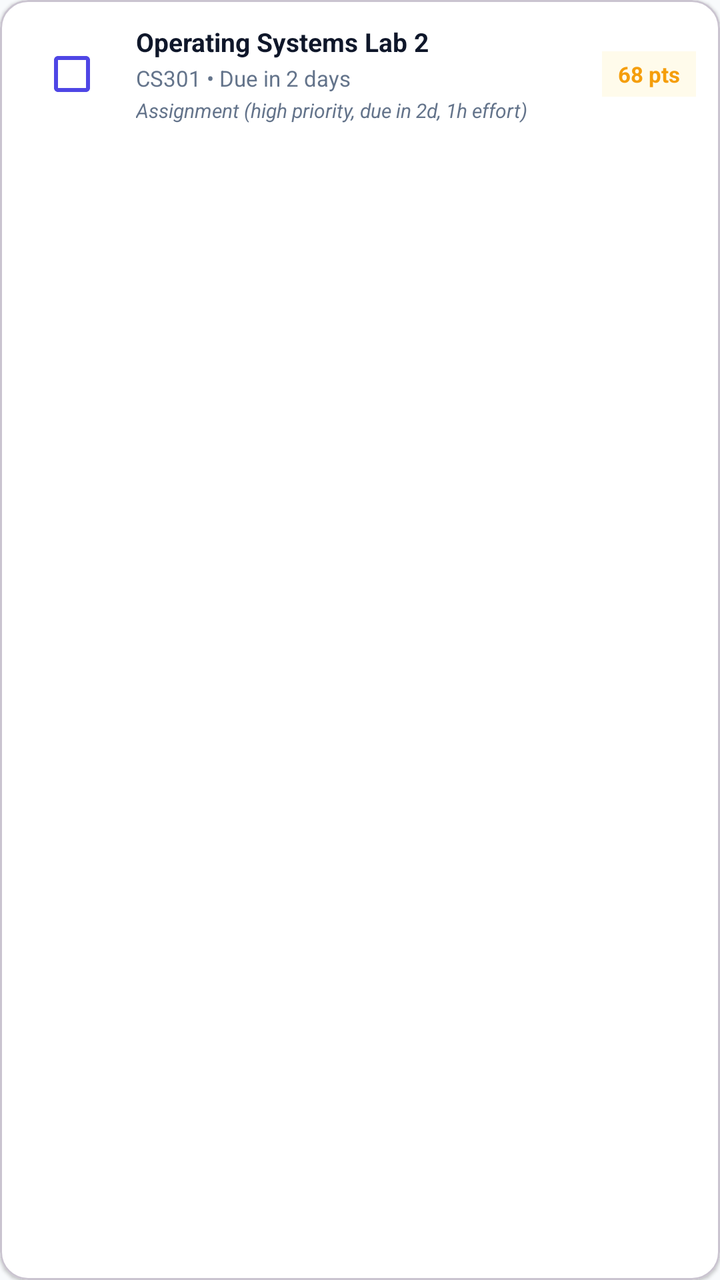
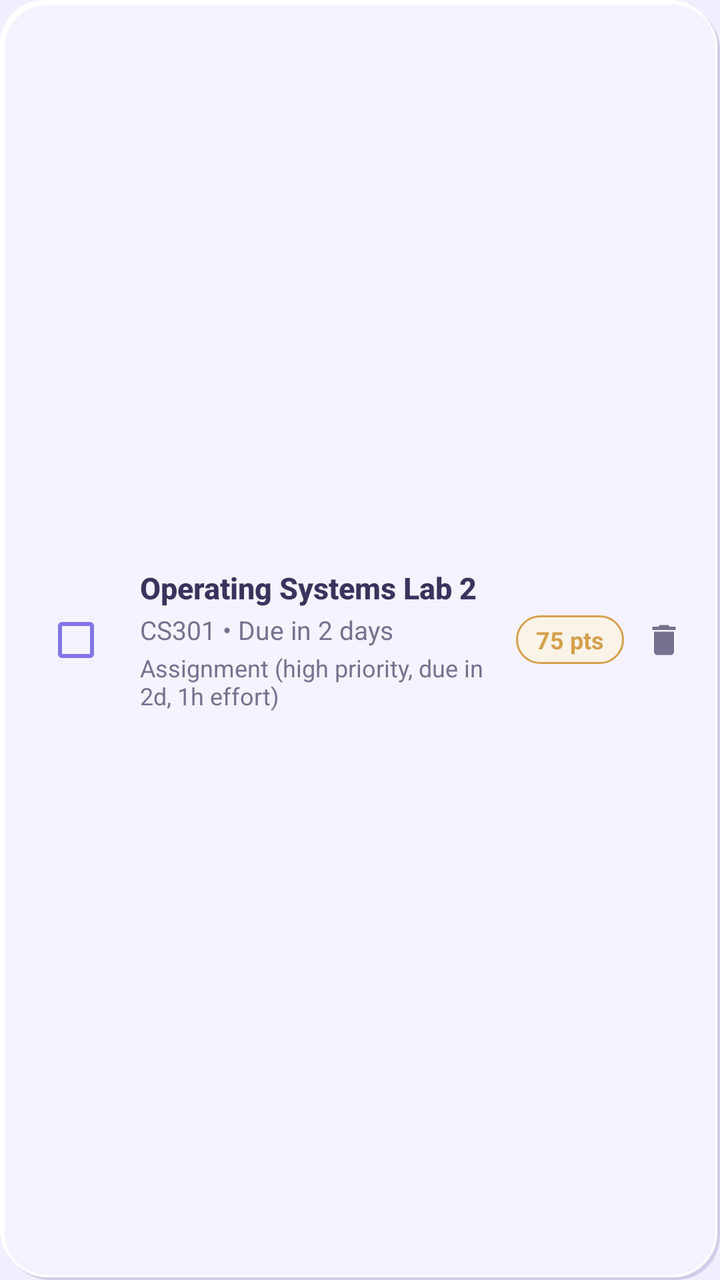

The first picture is an Android layout as it rendered before a commit; the second is the same layout after the commit. The layout source and the unified diff follow.
<!-- AndroidManifest.xml: application theme Theme.AcademiaLife -->
<!-- res/layout/item_task.xml -->
<?xml version="1.0" encoding="utf-8"?>
<com.google.android.material.card.MaterialCardView xmlns:android="http://schemas.android.com/apk/res/android"
    xmlns:app="http://schemas.android.com/apk/res-auto"
    android:layout_width="match_parent"
    android:layout_height="wrap_content"
    android:layout_marginBottom="8dp"
    app:cardBackgroundColor="@color/white"
    app:cardCornerRadius="14dp"
    app:cardElevation="1dp">

    <LinearLayout
        android:layout_width="match_parent"
        android:layout_height="wrap_content"
        android:gravity="center_vertical"
        android:orientation="horizontal"
        android:padding="12dp">

        <CheckBox
            android:id="@+id/cbTaskCompleted"
            android:layout_width="wrap_content"
            android:layout_height="wrap_content"
            android:buttonTint="@color/brand_primary" />

        <LinearLayout
            android:layout_width="0dp"
            android:layout_height="wrap_content"
            android:layout_marginStart="8dp"
            android:layout_weight="1"
            android:orientation="vertical">

            <TextView
                android:id="@+id/tvTaskTitle"
                android:layout_width="match_parent"
                android:layout_height="wrap_content"
                android:text="Operating Systems Lab 2"
                android:textColor="@color/slate_900"
                android:textSize="13sp"
                android:textStyle="bold" />

            <TextView
                android:id="@+id/tvTaskSubject"
                android:layout_width="match_parent"
                android:layout_height="wrap_content"
                android:layout_marginTop="2dp"
                android:text="CS301 • Due in 2 days"
                android:textColor="@color/slate_500"
                android:textSize="11sp" />

            <TextView
                android:id="@+id/tvPriorityReason"
                android:layout_width="match_parent"
                android:layout_height="wrap_content"
                android:layout_marginTop="2dp"
                android:text="Assignment (high priority, due in 2d, 1h effort)"
                android:textColor="@color/slate_500"
                android:textSize="10sp"
                android:textStyle="italic" />
        </LinearLayout>

        <TextView
            android:id="@+id/tvPriorityBadge"
            android:layout_width="wrap_content"
            android:layout_height="wrap_content"
            android:layout_marginStart="8dp"
            android:background="@color/status_warning_bg"
            android:paddingHorizontal="8dp"
            android:paddingVertical="4dp"
            android:text="68 pts"
            android:textColor="@color/status_warning"
            android:textSize="11sp"
            android:textStyle="bold" />

    </LinearLayout>
</com.google.android.material.card.MaterialCardView>
<!-- resources referenced by this layout -->
<resources>
  <color name="brand_primary">#4F46E5</color>
  <color name="slate_500">#64748B</color>
  <color name="slate_900">#0F172A</color>
  <color name="status_warning">#F59E0B</color>
  <color name="status_warning_bg">#FFFBEB</color>
  <style name="Theme.AcademiaLife" parent="Theme.Material3.DayNight.NoActionBar">
          
          <item name="colorPrimary">@color/brand_primary</item>
          <item name="colorOnPrimary">@color/white</item>
          <item name="colorPrimaryContainer">@color/slate_100</item>
          <item name="colorOnPrimaryContainer">@color/slate_900</item>
          
          <item name="colorSecondary">@color/brand_secondary</item>
          <item name="colorOnSecondary">@color/white</item>
          
          <item name="android:statusBarColor">@color/slate_900</item>
          <item name="android:windowLightStatusBar">false</item>
          <item name="android:windowBackground">@color/slate_50</item>
      </style>
  <color name="slate_100">#F1F5F9</color>
  <color name="brand_secondary">#06B6D4</color>
  <color name="slate_50">#F8FAFC</color>
  <!-- unchanged entries left out for length: 1 -->
</resources>

<!-- the commit's change to res/layout/item_task.xml (unified diff, before → after) -->
@@ -1,74 +1,81 @@
 <?xml version="1.0" encoding="utf-8"?>
-<com.google.android.material.card.MaterialCardView xmlns:android="http://schemas.android.com/apk/res/android"
+<LinearLayout xmlns:android="http://schemas.android.com/apk/res/android"
     xmlns:app="http://schemas.android.com/apk/res-auto"
     android:layout_width="match_parent"
     android:layout_height="wrap_content"
-    android:layout_marginBottom="8dp"
-    app:cardBackgroundColor="@color/white"
-    app:cardCornerRadius="14dp"
-    app:cardElevation="1dp">
+    android:layout_marginBottom="10dp"
+    android:background="@drawable/bg_neumorphic_card"
+    android:gravity="center_vertical"
+    android:orientation="horizontal"
+    android:padding="14dp">
+
+    <CheckBox
+        android:id="@+id/cbTaskCompleted"
+        android:layout_width="wrap_content"
+        android:layout_height="wrap_content"
+        android:buttonTint="@color/brand_primary" />
 
     <LinearLayout
-        android:layout_width="match_parent"
+        android:layout_width="0dp"
         android:layout_height="wrap_content"
-        android:gravity="center_vertical"
-        android:orientation="horizontal"
-        android:padding="12dp">
+        android:layout_marginStart="8dp"
+        android:layout_weight="1"
+        android:orientation="vertical">
 
-        <CheckBox
-            android:id="@+id/cbTaskCompleted"
+        <TextView
+            android:id="@+id/tvTaskTitle"
+            android:layout_width="match_parent"
+            android:layout_height="wrap_content"
+            android:text="Operating Systems Lab 2"
+            android:textColor="@color/text_primary"
+            android:textSize="15sp"
+            android:fontFamily="sans-serif-medium"
+            android:textStyle="bold" />
+
+        <TextView
+            android:id="@+id/tvTaskSubject"
+            android:layout_width="match_parent"
+            android:layout_height="wrap_content"
+            android:layout_marginTop="2dp"
+            android:text="CS301 • Due in 2 days"
+            android:textColor="@color/text_secondary"
+            android:textSize="13sp" />
+
+        <TextView
+            android:id="@+id/tvPriorityReason"
+            android:layout_width="match_parent"
+            android:layout_height="wrap_content"
+            android:layout_marginTop="2dp"
+            android:text="Assignment (high priority, due in 2d, 1h effort)"
+            android:textColor="@color/text_muted"
+            android:textSize="12sp" />
+    </LinearLayout>
+
+    <LinearLayout
+        android:layout_width="wrap_content"
+        android:layout_height="wrap_content"
+        android:gravity="end|center_vertical"
+        android:orientation="horizontal">
+
+        <TextView
+            android:id="@+id/tvPriorityScore"
             android:layout_width="wrap_content"
             android:layout_height="wrap_content"
-            android:buttonTint="@color/brand_primary" />
-
-        <LinearLayout
-            android:layout_width="0dp"
-            android:layout_height="wrap_content"
-            android:layout_marginStart="8dp"
-            android:layout_weight="1"
-            android:orientation="vertical">
-
-            <TextView
-                android:id="@+id/tvTaskTitle"
-                android:layout_width="match_parent"
-                android:layout_height="wrap_content"
-                android:text="Operating Systems Lab 2"
-                android:textColor="@color/slate_900"
-                android:textSize="13sp"
-                android:textStyle="bold" />
-
-            <TextView
-                android:id="@+id/tvTaskSubject"
-                android:layout_width="match_parent"
-                android:layout_height="wrap_content"
-                android:layout_marginTop="2dp"
-                android:text="CS301 • Due in 2 days"
-                android:textColor="@color/slate_500"
-                android:textSize="11sp" />
-
-            <TextView
-                android:id="@+id/tvPriorityReason"
-                android:layout_width="match_parent"
-                android:layout_height="wrap_content"
-                android:layout_marginTop="2dp"
-                android:text="Assignment (high priority, due in 2d, 1h effort)"
-                android:textColor="@color/slate_500"
-                android:textSize="10sp"
-                android:textStyle="italic" />
-        </LinearLayout>
-
-        <TextView
-            android:id="@+id/tvPriorityBadge"
-            android:layout_width="wrap_content"
-            android:layout_height="wrap_content"
-            android:layout_marginStart="8dp"
-            android:background="@color/status_warning_bg"
-            android:paddingHorizontal="8dp"
-            android:paddingVertical="4dp"
-            android:text="68 pts"
+            android:layout_marginEnd="6dp"
+            android:background="@drawable/bg_pill_warning"
+            android:text="75 pts"
             android:textColor="@color/status_warning"
-            android:textSize="11sp"
+            android:textSize="12sp"
             android:textStyle="bold" />
 
+        <ImageView
+            android:id="@+id/btnDeleteTask"
+            android:layout_width="28dp"
+            android:layout_height="28dp"
+            android:clickable="true"
+            android:focusable="true"
+            android:padding="4dp"
+            android:src="@drawable/ic_delete"
+            app:tint="@color/text_muted" />
     </LinearLayout>
-</com.google.android.material.card.MaterialCardView>
+</LinearLayout>
<!-- resource entries referenced after the edit -->
@@ -1,27 +1,114 @@
 <!-- resources referenced by this layout -->
 <resources>
-  <color name="brand_primary">#4F46E5</color>
-  <color name="slate_500">#64748B</color>
-  <color name="slate_900">#0F172A</color>
-  <color name="status_warning">#F59E0B</color>
-  <color name="status_warning_bg">#FFFBEB</color>
+  <color name="brand_primary">#8175E5</color>
+  <color name="status_warning">#D6A04D</color>
+  <color name="text_muted">#77718F</color>
+  <color name="text_primary">#39345D</color>
+  <color name="text_secondary">#77718F</color>
+  <!-- drawable bg_neumorphic_card (drawable) -->
+  <?xml version="1.0" encoding="utf-8"?>
+  <layer-list xmlns:android="http://schemas.android.com/apk/res/android">
+      
+      <item
+          android:left="3dp"
+          android:top="3dp">
+          <shape android:shape="rectangle">
+              <corners android:radius="22dp" />
+              <solid android:color="@color/lavender_dark_shadow" />
+          </shape>
+      </item>
+  
+      
+      <item
+          android:right="3dp"
+          android:bottom="3dp">
+          <shape android:shape="rectangle">
+              <corners android:radius="22dp" />
+              <solid android:color="@color/lavender_light_shadow" />
+          </shape>
+      </item>
+  
+      
+      <item
+          android:left="1.5dp"
+          android:top="1.5dp"
+          android:right="1.5dp"
+          android:bottom="1.5dp">
+          <shape android:shape="rectangle">
+              <corners android:radius="22dp" />
+              <solid android:color="@color/lavender_card" />
+              <stroke
+                  android:width="1dp"
+                  android:color="@color/lavender_light_shadow" />
+          </shape>
+      </item>
+  </layer-list>
+  <!-- drawable bg_pill_warning (drawable) -->
+  <?xml version="1.0" encoding="utf-8"?>
+  <shape xmlns:android="http://schemas.android.com/apk/res/android"
+      android:shape="rectangle">
+      <corners android:radius="50dp" />
+      <solid android:color="@color/status_warning_bg" />
+      <stroke
+          android:width="1dp"
+          android:color="@color/status_warning" />
+      <padding
+          android:left="10dp"
+          android:top="4dp"
+          android:right="10dp"
+          android:bottom="4dp" />
+  </shape>
+  <!-- drawable ic_delete (drawable) -->
+  <vector xmlns:android="http://schemas.android.com/apk/res/android"
+      android:width="24dp"
+      android:height="24dp"
+      android:viewportWidth="24"
+      android:viewportHeight="24">
+    <path
+        android:fillColor="@color/status_critical"
+        android:pathData="M6,19c0,1.1 0.9,2 2,2h8c1.1,0 2,-0.9 2,-2V7H6v12zM19,4h-3.5l-1,-1h-5l-1,1H5v2h14V4z"/>
+  </vector>
+  <color name="status_warning_bg">#FAF3E8</color>
+  <color name="status_critical">#D86C82</color>
+  <color name="lavender_primary">#8175E5</color>
+  <color name="lavender_surface">#E8E4FA</color>
+  <color name="lavender_deep">#6257C9</color>
+  <color name="lavender_bg">#F0EEFF</color>
+  <style name="ThemeOverlay.AcademiaLife.MaterialAlertDialog" parent="ThemeOverlay.Material3.MaterialAlertDialog">
+          <item name="shapeAppearanceOverlay">@style/ShapeAppearance.AcademiaLife.Dialog</item>
+          <item name="colorSurface">@color/lavender_card</item>
+      </style>
+  <style name="ShapeAppearance.AcademiaLife.Dialog" parent="">
+          <item name="cornerSize">22dp</item>
+      </style>
   <style name="Theme.AcademiaLife" parent="Theme.Material3.DayNight.NoActionBar">
           
-          <item name="colorPrimary">@color/brand_primary</item>
+          <item name="colorPrimary">@color/lavender_primary</item>
           <item name="colorOnPrimary">@color/white</item>
-          <item name="colorPrimaryContainer">@color/slate_100</item>
-          <item name="colorOnPrimaryContainer">@color/slate_900</item>
+          <item name="colorPrimaryContainer">@color/lavender_surface</item>
+          <item name="colorOnPrimaryContainer">@color/lavender_deep</item>
           
-          <item name="colorSecondary">@color/brand_secondary</item>
+          
+          <item name="colorSecondary">@color/lavender_deep</item>
           <item name="colorOnSecondary">@color/white</item>
           
-          <item name="android:statusBarColor">@color/slate_900</item>
-          <item name="android:windowLightStatusBar">false</item>
-          <item name="android:windowBackground">@color/slate_50</item>
+          
+          <item name="android:windowBackground">@color/lavender_bg</item>
+          <item name="colorSurface">@color/lavender_card</item>
+          <item name="colorOnSurface">@color/text_primary</item>
+  
+          
+          <item name="android:statusBarColor">@color/lavender_bg</item>
+          <item name="android:windowLightStatusBar">true</item>
+          <item name="android:navigationBarColor">@color/lavender_bg</item>
+          <item name="android:windowLightNavigationBar" tools:targetApi="o_mr1">true</item>
+  
+          
+          <item name="materialAlertDialogTheme">@style/ThemeOverlay.AcademiaLife.MaterialAlertDialog</item>
       </style>
-  <color name="slate_100">#F1F5F9</color>
-  <color name="brand_secondary">#06B6D4</color>
-  <color name="slate_50">#F8FAFC</color>
+  <color name="lavender_dark_shadow">#D2CDE8</color>
+  <color name="lavender_light_shadow">#FFFFFF</color>
+  <color name="lavender_card">#F5F3FF</color>
   <!-- unchanged entries left out for length: 1 -->
 </resources>
 
